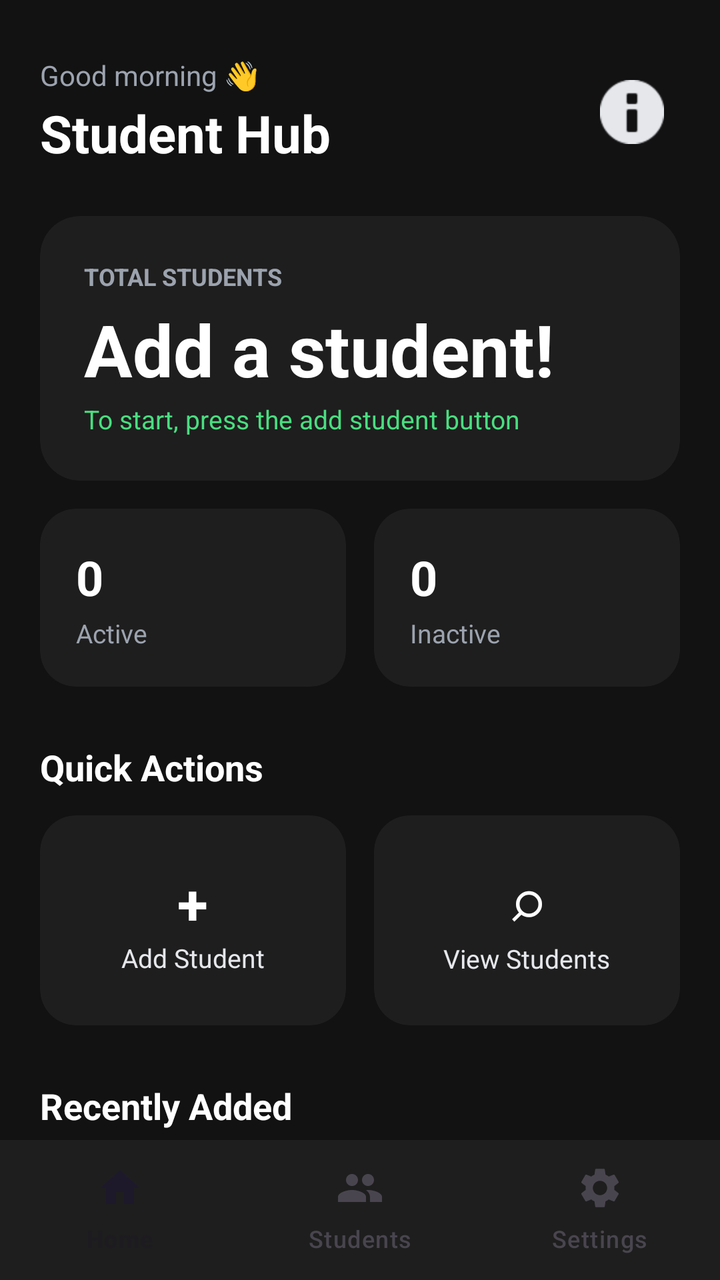
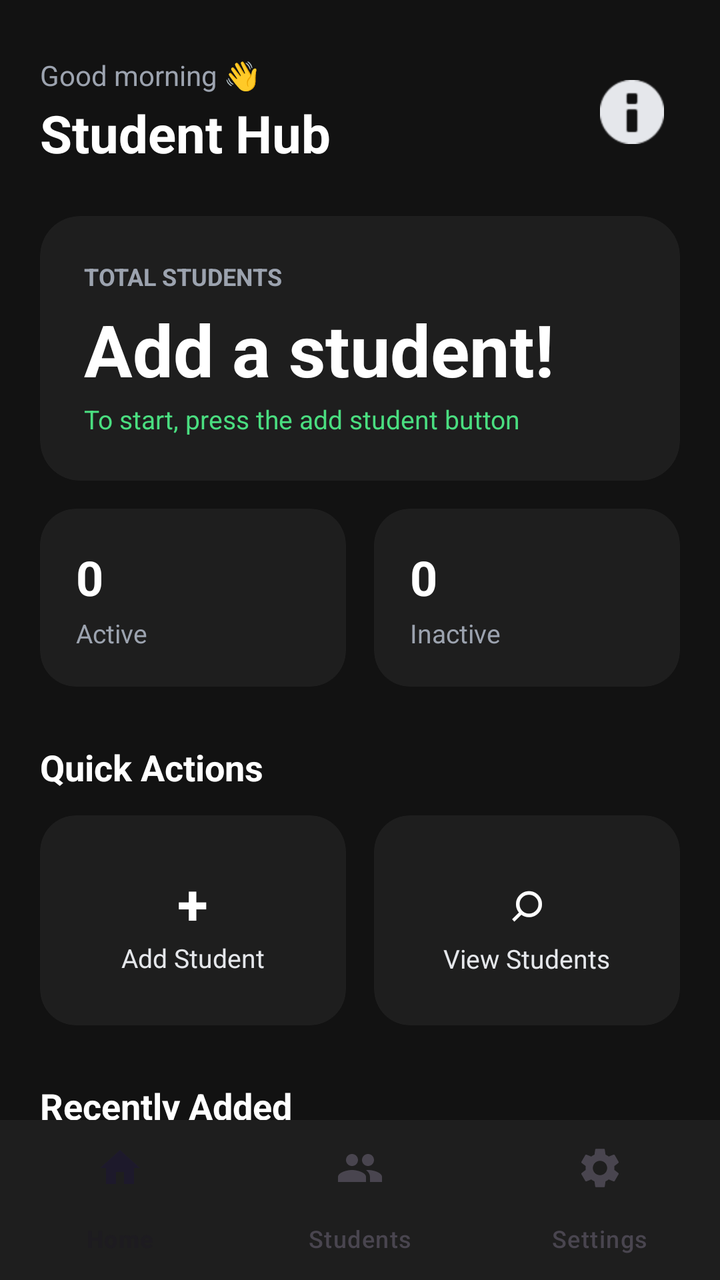

Before-and-after screenshots of an Android layout around one commit, followed by the original layout XML and the change that was made.
<!-- AndroidManifest.xml: application theme Theme.StudentManagement -->
<!-- res/layout/activity_main.xml -->
<?xml version="1.0" encoding="utf-8"?>
<androidx.constraintlayout.widget.ConstraintLayout
    xmlns:android="http://schemas.android.com/apk/res/android"
    xmlns:app="http://schemas.android.com/apk/res-auto"
    xmlns:tools="http://schemas.android.com/tools"
    android:layout_width="match_parent"
    android:layout_height="match_parent"
    android:background="#121212"
    tools:context=".MainActivity">

    
    <androidx.core.widget.NestedScrollView
        android:id="@+id/dashboardScroll"
        android:layout_width="0dp"
        android:layout_height="0dp"
        android:clipToPadding="false"
        android:fillViewport="true"
        android:paddingBottom="88dp"
        app:layout_constraintBottom_toTopOf="@id/bottomNavigation"
        app:layout_constraintEnd_toEndOf="parent"
        app:layout_constraintStart_toStartOf="parent"
        app:layout_constraintTop_toTopOf="parent">

        <LinearLayout
            android:layout_width="match_parent"
            android:layout_height="wrap_content"
            android:orientation="vertical"
            android:paddingStart="20dp"
            android:paddingTop="28dp"
            android:paddingEnd="20dp">

            
            <LinearLayout
                android:layout_width="match_parent"
                android:layout_height="wrap_content"
                android:gravity="center_vertical"
                android:orientation="horizontal">

                <LinearLayout
                    android:layout_width="0dp"
                    android:layout_height="wrap_content"
                    android:layout_weight="1"
                    android:orientation="vertical">

                    <TextView
                        android:id="@+id/tvGreeting"
                        android:layout_width="wrap_content"
                        android:layout_height="wrap_content"
                        android:text="Good morning 👋"
                        android:textColor="#9CA3AF"
                        android:textSize="14sp" />

                    <TextView
                        android:id="@+id/tvAppName"
                        android:layout_width="wrap_content"
                        android:layout_height="wrap_content"
                        android:layout_marginTop="2dp"
                        android:text="Student Hub"
                        android:textColor="#FFFFFF"
                        android:textSize="26sp"
                        android:textStyle="bold" />
                </LinearLayout>

                <ImageButton
                    android:id="@+id/btnNotifications"
                    android:layout_width="48dp"
                    android:layout_height="48dp"
                    android:background="?attr/selectableItemBackgroundBorderless"
                    android:contentDescription="Notifications"
                    android:src="@android:drawable/ic_dialog_info"
                    app:tint="#E5E7EB" />
            </LinearLayout>

            
            <androidx.cardview.widget.CardView
                android:id="@+id/cardTotalStudents"
                android:layout_width="match_parent"
                android:layout_height="wrap_content"
                android:layout_marginTop="24dp"
                app:cardBackgroundColor="#1E1E1E"
                app:cardCornerRadius="20dp"
                app:cardElevation="0dp">

                <LinearLayout
                    android:layout_width="match_parent"
                    android:layout_height="wrap_content"
                    android:orientation="vertical"
                    android:padding="22dp">

                    <TextView
                        android:layout_width="wrap_content"
                        android:layout_height="wrap_content"
                        android:text="TOTAL STUDENTS"
                        android:textColor="#9CA3AF"
                        android:textSize="12sp"
                        android:textStyle="bold" />

                    <TextView
                        android:id="@+id/tvTotalStudents"
                        android:layout_width="wrap_content"
                        android:layout_height="wrap_content"
                        android:layout_marginTop="4dp"
                        android:text="Add a student!"
                        android:textColor="#FFFFFF"
                        android:textSize="36sp"
                        android:textStyle="bold" />

                    <TextView
                        android:id="@+id/tvStudentGrowth"
                        android:layout_width="wrap_content"
                        android:layout_height="wrap_content"
                        android:layout_marginTop="2dp"
                        android:text="To start, press the add student button"
                        android:textColor="#4ADE80"
                        android:textSize="13sp" />
                </LinearLayout>
            </androidx.cardview.widget.CardView>

            
            <LinearLayout
                android:layout_width="match_parent"
                android:layout_height="wrap_content"
                android:layout_marginTop="14dp"
                android:orientation="horizontal">

                <androidx.cardview.widget.CardView
                    android:id="@+id/cardActiveStudents"
                    android:layout_width="0dp"
                    android:layout_height="wrap_content"
                    android:layout_marginEnd="7dp"
                    android:layout_weight="1"
                    app:cardBackgroundColor="#1E1E1E"
                    app:cardCornerRadius="18dp"
                    app:cardElevation="0dp">

                    <LinearLayout
                        android:layout_width="match_parent"
                        android:layout_height="wrap_content"
                        android:orientation="vertical"
                        android:padding="18dp">

                        <TextView
                            android:id="@+id/tvActiveStudents"
                            android:layout_width="wrap_content"
                            android:layout_height="wrap_content"
                            android:text="0"
                            android:textColor="#FFFFFF"
                            android:textSize="24sp"
                            android:textStyle="bold" />

                        <TextView
                            android:layout_width="wrap_content"
                            android:layout_height="wrap_content"
                            android:layout_marginTop="3dp"
                            android:text="Active"
                            android:textColor="#9CA3AF"
                            android:textSize="13sp" />
                    </LinearLayout>
                </androidx.cardview.widget.CardView>

                <androidx.cardview.widget.CardView
                    android:id="@+id/cardInactiveStudents"
                    android:layout_width="0dp"
                    android:layout_height="wrap_content"
                    android:layout_marginStart="7dp"
                    android:layout_weight="1"
                    app:cardBackgroundColor="#1E1E1E"
                    app:cardCornerRadius="18dp"
                    app:cardElevation="0dp">

                    <LinearLayout
                        android:layout_width="match_parent"
                        android:layout_height="wrap_content"
                        android:orientation="vertical"
                        android:padding="18dp">

                        <TextView
                            android:id="@+id/tvInactiveStudents"
                            android:layout_width="wrap_content"
                            android:layout_height="wrap_content"
                            android:text="0"
                            android:textColor="#FFFFFF"
                            android:textSize="24sp"
                            android:textStyle="bold" />

                        <TextView
                            android:layout_width="wrap_content"
                            android:layout_height="wrap_content"
                            android:layout_marginTop="3dp"
                            android:text="Inactive"
                            android:textColor="#9CA3AF"
                            android:textSize="13sp" />
                    </LinearLayout>
                </androidx.cardview.widget.CardView>
            </LinearLayout>

            
            <TextView
                android:layout_width="wrap_content"
                android:layout_height="wrap_content"
                android:layout_marginTop="28dp"
                android:text="Quick Actions"
                android:textColor="#FFFFFF"
                android:textSize="18sp"
                android:textStyle="bold" />

            <LinearLayout
                android:layout_width="match_parent"
                android:layout_height="wrap_content"
                android:layout_marginTop="12dp"
                android:orientation="horizontal">

                <androidx.cardview.widget.CardView
                    android:id="@+id/btnAddStudent"
                    android:layout_width="0dp"
                    android:layout_height="105dp"
                    android:layout_marginEnd="7dp"
                    android:layout_weight="1"
                    android:clickable="true"
                    android:focusable="true"
                    app:cardBackgroundColor="#1E1E1E"
                    app:cardCornerRadius="18dp"
                    app:cardElevation="0dp">

                    <LinearLayout
                        android:layout_width="match_parent"
                        android:layout_height="match_parent"
                        android:gravity="center"
                        android:orientation="vertical">

                        <TextView
                            android:layout_width="wrap_content"
                            android:layout_height="wrap_content"
                            android:text="+"
                            android:textColor="#FFFFFF"
                            android:textSize="28sp"
                            android:textStyle="bold" />

                        <TextView
                            android:layout_width="wrap_content"
                            android:layout_height="wrap_content"
                            android:text="Add Student"
                            android:textColor="#E5E7EB"
                            android:textSize="13sp" />
                    </LinearLayout>
                </androidx.cardview.widget.CardView>

                <androidx.cardview.widget.CardView
                    android:id="@+id/btnViewStudents"
                    android:layout_width="0dp"
                    android:layout_height="105dp"
                    android:layout_marginStart="7dp"
                    android:layout_weight="1"
                    android:clickable="true"
                    android:focusable="true"
                    app:cardBackgroundColor="#1E1E1E"
                    app:cardCornerRadius="18dp"
                    app:cardElevation="0dp">

                    <LinearLayout
                        android:layout_width="match_parent"
                        android:layout_height="match_parent"
                        android:gravity="center"
                        android:orientation="vertical">

                        <TextView
                            android:layout_width="wrap_content"
                            android:layout_height="wrap_content"
                            android:text="⌕"
                            android:textColor="#FFFFFF"
                            android:textSize="28sp" />

                        <TextView
                            android:layout_width="wrap_content"
                            android:layout_height="wrap_content"
                            android:text="View Students"
                            android:textColor="#E5E7EB"
                            android:textSize="13sp" />
                    </LinearLayout>
                </androidx.cardview.widget.CardView>
            </LinearLayout>

            
            <TextView
                android:layout_width="wrap_content"
                android:layout_height="wrap_content"
                android:layout_marginTop="28dp"
                android:text="Recently Added"
                android:textColor="#FFFFFF"
                android:textSize="18sp"
                android:textStyle="bold" />

            <androidx.cardview.widget.CardView
                android:id="@+id/cardRecentStudents"
                android:layout_width="match_parent"
                android:layout_height="wrap_content"
                android:layout_marginTop="12dp"
                android:layout_marginBottom="20dp"
                app:cardBackgroundColor="#1E1E1E"
                app:cardCornerRadius="18dp"
                app:cardElevation="0dp">

                <LinearLayout
                    android:id="@+id/recentStudentsContainer"
                    android:layout_width="match_parent"
                    android:layout_height="wrap_content"
                    android:orientation="vertical"
                    android:padding="4dp">

                    <TextView
                        android:id="@+id/tvNoRecentStudents"
                        android:layout_width="match_parent"
                        android:layout_height="80dp"
                        android:gravity="center"
                        android:text="No recently added students"
                        android:textColor="#6B7280"
                        android:textSize="14sp" />
                </LinearLayout>
            </androidx.cardview.widget.CardView>

        </LinearLayout>
    </androidx.core.widget.NestedScrollView>

    
    <com.google.android.material.bottomnavigation.BottomNavigationView
        android:id="@+id/bottomNavigation"
        android:layout_width="0dp"
        android:layout_height="70dp"
        android:background="#1E1E1E"
        app:labelVisibilityMode="labeled"
        app:layout_constraintBottom_toBottomOf="parent"
        app:layout_constraintEnd_toEndOf="parent"
        app:layout_constraintStart_toStartOf="parent"
        app:menu="@menu/bottom_navigation" />

</androidx.constraintlayout.widget.ConstraintLayout>
<!-- resources referenced by this layout -->
<resources>
  <style name="Theme.StudentManagement" parent="Base.Theme.StudentManagement" />
  <style name="Base.Theme.StudentManagement" parent="Theme.Material3.DayNight.NoActionBar">
          
          
      </style>
</resources>

<!-- the commit's change to res/layout/activity_main.xml (unified diff, before → after) -->
@@ -325,7 +325,7 @@
     <com.google.android.material.bottomnavigation.BottomNavigationView
         android:id="@+id/bottomNavigation"
         android:layout_width="0dp"
-        android:layout_height="70dp"
+        android:layout_height="80dp"
         android:background="#1E1E1E"
         app:labelVisibilityMode="labeled"
         app:layout_constraintBottom_toBottomOf="parent"
